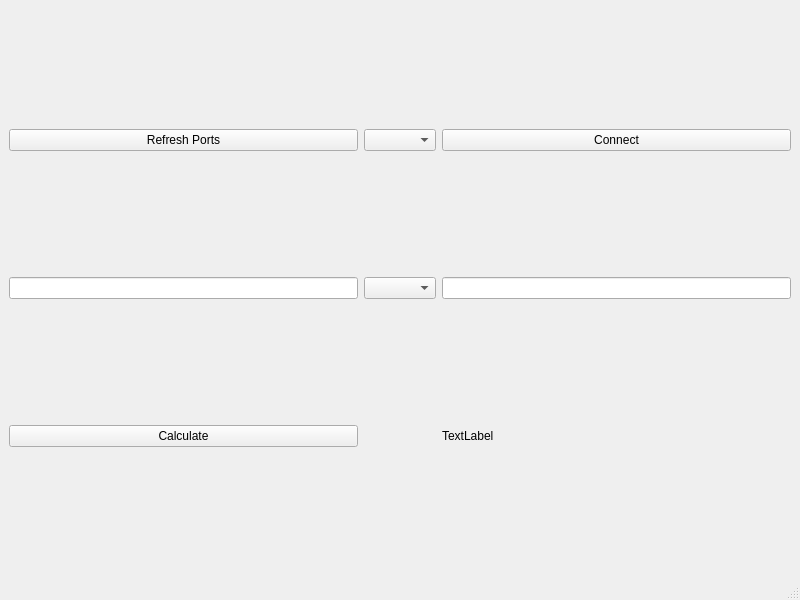
Qt form GUIClient/mainwindow.ui (OlisCode/StudiumRechner) before a commit.
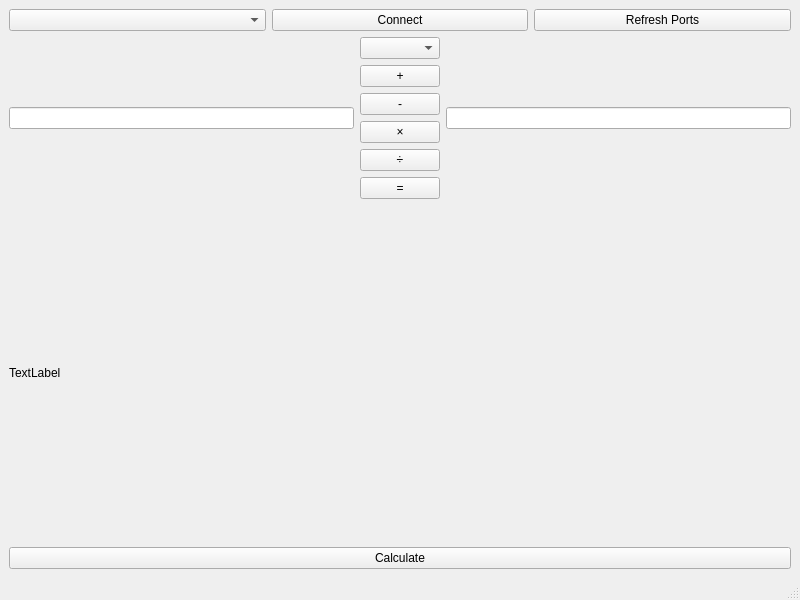
The same form after that commit.

Commit message: Reshape UI to be more like planned

Patch:
```diff
--- a/GUIClient/mainwindow.ui
+++ b/GUIClient/mainwindow.ui
@@ -15,50 +15,101 @@
   </property>
   <widget class="QWidget" name="centralwidget">
    <layout class="QGridLayout" name="gridLayout_2">
-    <item row="0" column="4">
+    <item row="0" column="2">
+     <layout class="QVBoxLayout" name="verticalLayout_4" stretch="0,1,0,0">
+      <item>
+       <layout class="QHBoxLayout" name="horizontalLayout_4">
+        <item>
      <widget class="QComboBox" name="comboBox_Serial"/>
     </item>
-    <item row="1" column="4">
-     <widget class="QComboBox" name="comboBox_operator"/>
-    </item>
-    <item row="0" column="5">
+        <item>
      <widget class="QPushButton" name="pushButton_Connect">
       <property name="text">
        <string>Connect</string>
       </property>
      </widget>
     </item>
-    <item row="1" column="2">
+        <item>
+         <widget class="QPushButton" name="pushButton_refreshPorts">
+          <property name="text">
+           <string>Refresh Ports</string>
+          </property>
+         </widget>
+        </item>
+       </layout>
+      </item>
+      <item>
+       <layout class="QHBoxLayout" name="horizontalLayout_9">
+        <item>
      <widget class="QLineEdit" name="lineEdit_LeftOperand">
       <property name="inputMask">
        <string/>
       </property>
      </widget>
     </item>
-    <item row="1" column="5">
+        <item>
+         <layout class="QVBoxLayout" name="verticalLayout_5">
+          <item>
+           <widget class="QComboBox" name="comboBox_operator"/>
+          </item>
+          <item>
+           <widget class="QPushButton" name="pushButton">
+            <property name="text">
+             <string>+</string>
+            </property>
+           </widget>
+          </item>
+          <item>
+           <widget class="QPushButton" name="pushButton_2">
+            <property name="text">
+             <string>-</string>
+            </property>
+           </widget>
+          </item>
+          <item>
+           <widget class="QPushButton" name="pushButton_3">
+            <property name="text">
+             <string>×</string>
+            </property>
+           </widget>
+          </item>
+          <item>
+           <widget class="QPushButton" name="pushButton_4">
+            <property name="text">
+             <string>÷</string>
+            </property>
+           </widget>
+          </item>
+          <item>
+           <widget class="QPushButton" name="pushButton_5">
+            <property name="text">
+             <string>=</string>
+            </property>
+           </widget>
+          </item>
+         </layout>
+        </item>
+        <item>
      <widget class="QLineEdit" name="lineEdit_RightOperand"/>
     </item>
-    <item row="0" column="2">
-     <widget class="QPushButton" name="pushButton_refreshPorts">
-      <property name="text">
-       <string>Refresh Ports</string>
-      </property>
-     </widget>
-    </item>
-    <item row="3" column="2">
-     <widget class="QPushButton" name="pushButton_Calculate">
-      <property name="text">
-       <string>Calculate</string>
-      </property>
-     </widget>
-    </item>
-    <item row="3" column="5">
+       </layout>
+      </item>
+      <item>
      <widget class="QLabel" name="label">
       <property name="text">
        <string>TextLabel</string>
       </property>
      </widget>
     </item>
+      <item>
+       <widget class="QPushButton" name="pushButton_Calculate">
+        <property name="text">
+         <string>Calculate</string>
+        </property>
+       </widget>
+      </item>
+     </layout>
+    </item>
    </layout>
   </widget>
   <widget class="QMenuBar" name="menubar">
```
Left out of the diff: 2 changed lines with no effect on the pictures. Lines whose indentation alone changed are shown as unchanged.
